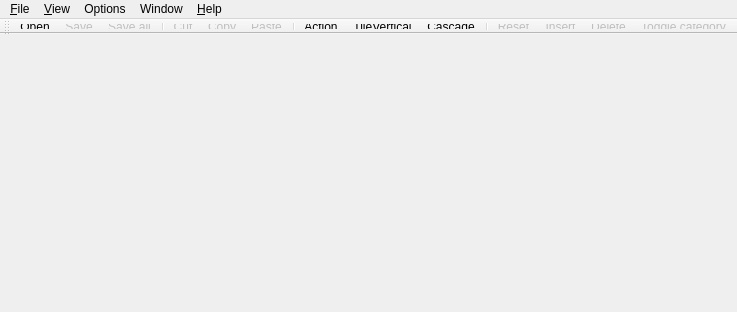
Old version of the form lavape/src/Lava_UI/cmainframe.ui in the repository berkus/lavape.
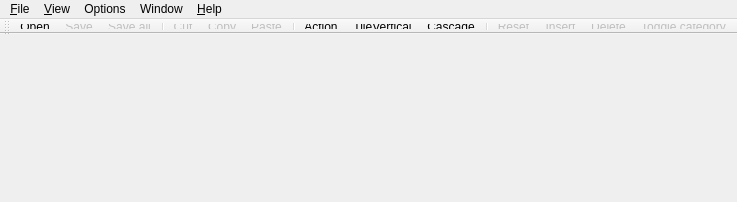
New version of the form. Icons and pictures are not drawn.

What changed in the file:
```diff
--- a/lavape/src/Lava_UI/cmainframe.ui
+++ b/lavape/src/Lava_UI/cmainframe.ui
@@ -8,8 +8,8 @@
    <rect>
     <x>0</x>
     <y>0</y>
-    <width>501</width>
-    <height>312</height>
+    <width>301</width>
+    <height>202</height>
    </rect>
   </property>
   <property name="windowTitle" >
```
Left out of the diff: 4 changed lines with no effect on the pictures.
